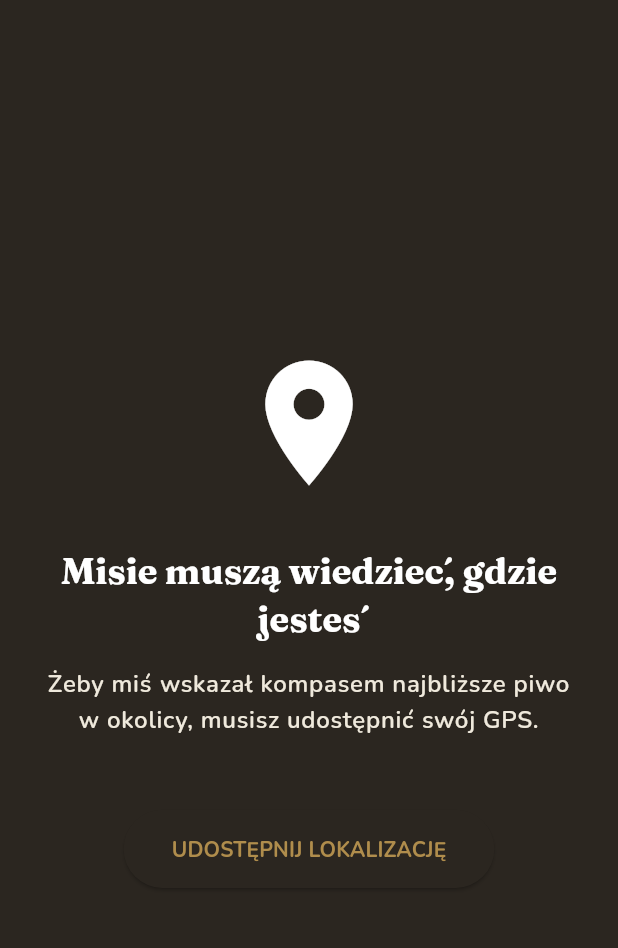
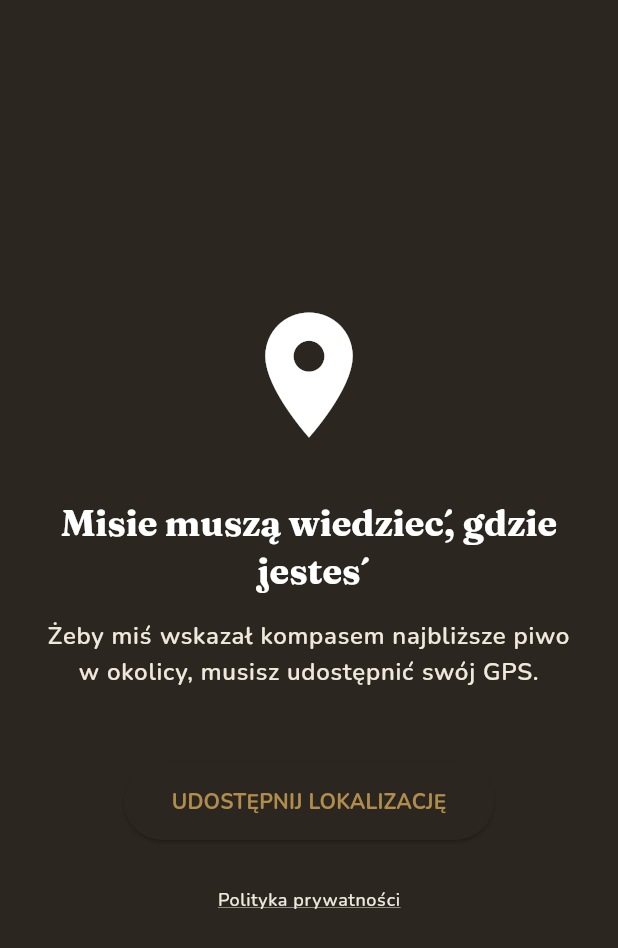
Before and after one commit to highimexy/WhereIsFrog, a Flutter app: the PermissionScreen screen opened by its route, on a phone screen of 412 x 824 dp. Shown: the top 948 px of the screen. Run offline on Flutter 3.47's test engine with Material 3 defaults, Android fonts, the phone set to English and light mode, and no system bars; our stand-ins replace flutter_compass, geolocator, go_router, google_fonts, shared_preferences; accounts and stored records are empty.

Commit message:
feat(privacy): add in-app privacy policy screen

```diff
--- a/lib/core/router/app_router.dart
+++ b/lib/core/router/app_router.dart
@@ -4,9 +4,11 @@ import 'package:where_is_frog/data/models/beer.dart';
 import 'package:where_is_frog/data/repositories/beer_repository.dart';
 import 'package:where_is_frog/features/storage/beer_detail_screen.dart';
 import 'package:where_is_frog/features/storage/storage_screen.dart';
+import 'package:where_is_frog/screens/age_gate_screen.dart';
 import 'package:where_is_frog/screens/home_screen.dart';
 import 'package:where_is_frog/screens/onboarding_screen.dart';
 import 'package:where_is_frog/screens/permission_screen.dart';
+import 'package:where_is_frog/screens/privacy_policy_screen.dart';
 import 'package:where_is_frog/screens/splash_screen.dart';
 import 'package:where_is_frog/widgets/main_shell.dart';
 
@@ -48,12 +50,21 @@ final GoRouter appRouter = GoRouter(
       pageBuilder: (context, state) => _slidePushPage(context, state, const SplashScreen()),
     ),
     GoRoute(
+      path: '/age-gate',
+      pageBuilder: (context, state) => _slidePushPage(context, state, const AgeGateScreen()),
+    ),
+    GoRoute(
       path: '/onboarding',
       pageBuilder: (context, state) => _slidePushPage(context, state, const OnboardingScreen()),
     ),
     GoRoute(
       path: '/permission',
       pageBuilder: (context, state) => _slidePushPage(context, state, const PermissionScreen()),
+    ),
+    GoRoute(
+      path: '/privacy-policy',
+      pageBuilder: (context, state) =>
+          _slidePushPage(context, state, const PrivacyPolicyScreen()),
     ),
     StatefulShellRoute.indexedStack(
       builder: (context, state, navigationShell) => MainShell(navigationShell: navigationShell),
--- a/lib/screens/permission_screen.dart
+++ b/lib/screens/permission_screen.dart
@@ -108,6 +108,16 @@ class _PermissionScreenState extends State<PermissionScreen> {
                       )
                     : const Text('UDOSTĘPNIJ LOKALIZACJĘ'),
               ),
+              const SizedBox(height: 16),
+              TextButton(
+                onPressed: () => context.push('/privacy-policy'),
+                child: Text(
+                  'Polityka prywatności',
+                  style: textTheme.bodySmall?.copyWith(
+                    decoration: TextDecoration.underline,
+                  ),
+                ),
+              ),
             ],
           ),
         ),
```
Also changed, not shown: lib/features/storage/storage_screen.dart (+10 -1 lines), lib/screens/privacy_policy_screen.dart (added, +98 -0 lines).
